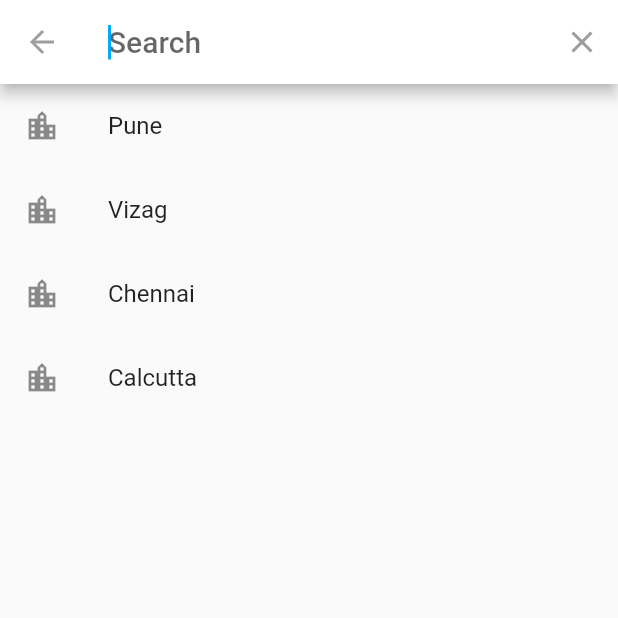
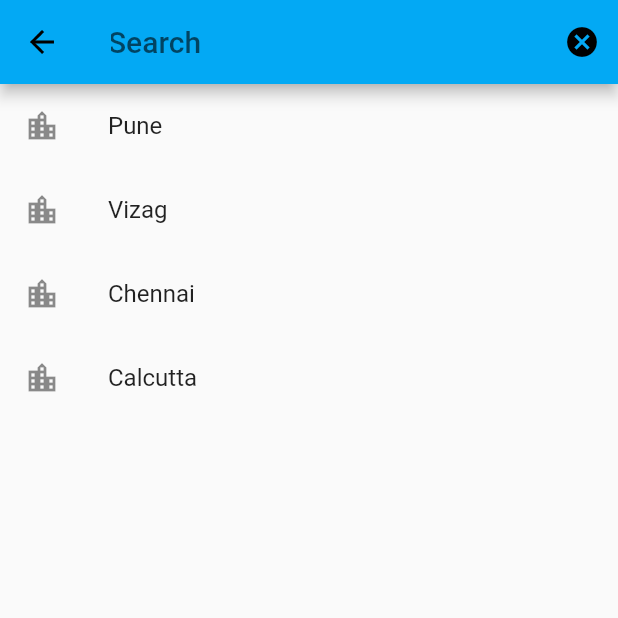
Before and after one commit to ammanath/kk_advice, a Flutter app: the screen it shows after launch, after a tap on the "search" icon, on a phone screen of 412 x 824 dp, the top half of it. Run offline on Flutter 3.47's test engine with Material 2 defaults, Android fonts, the phone set to English and light mode, and no system bars; our stand-ins replace animated_text_kit, google_fonts, rating_dialog; missing offline and left inert: launch_review.

Commit message:
added theme to search bar

```diff
--- a/lib/adviceHome.dart
+++ b/lib/adviceHome.dart
@@ -8,7 +8,6 @@ import 'package:kk_advice/reviewButton.dart';
 
 class AdviceHome extends StatelessWidget {
   final dataKey = new GlobalKey();
-
   @override
   Widget build(BuildContext context) {
     final List<ItemData> listOfItems = DataValues().getItemValues();
@@ -34,7 +33,7 @@ class AdviceHome extends StatelessWidget {
                   icon: Icon(Icons.search),
                   color: Colors.white,
                   onPressed: () => {
-                        showSearch(context: context, delegate: DataSearch()),
+                        showSearch(context: context, delegate: DataSearchDelegate()),
                       }),
               ReviewButton(),
               AboutButton(),
@@ -55,7 +54,7 @@ class AdviceHome extends StatelessWidget {
   }
 }
 
-class DataSearch extends SearchDelegate<String> {
+class DataSearchDelegate extends SearchDelegate<String> {
   final cities = [
     'Mumbai',
     'Crawford',
@@ -109,7 +108,7 @@ class DataSearch extends SearchDelegate<String> {
 
   @override
   List<Widget> buildActions(BuildContext context) {
-    return [IconButton(icon: Icon(Icons.clear),
+    return [IconButton(icon: Icon(Icons.cancel),
     onPressed: () {query="";})];
   }
 
@@ -125,7 +124,11 @@ class DataSearch extends SearchDelegate<String> {
 
   @override
   Widget buildResults(BuildContext context) {
+
+    print(context.widget.toString() + query );
+
     return Text(query);
+
   }
 
   @override
@@ -148,4 +151,11 @@ class DataSearch extends SearchDelegate<String> {
       itemCount: suggestionList.length,
     );
   }
+
+@override
+  ThemeData appBarTheme(BuildContext context) {
+    final theme = Theme.of(context);
+    return theme;
+  }
+
 }
```
